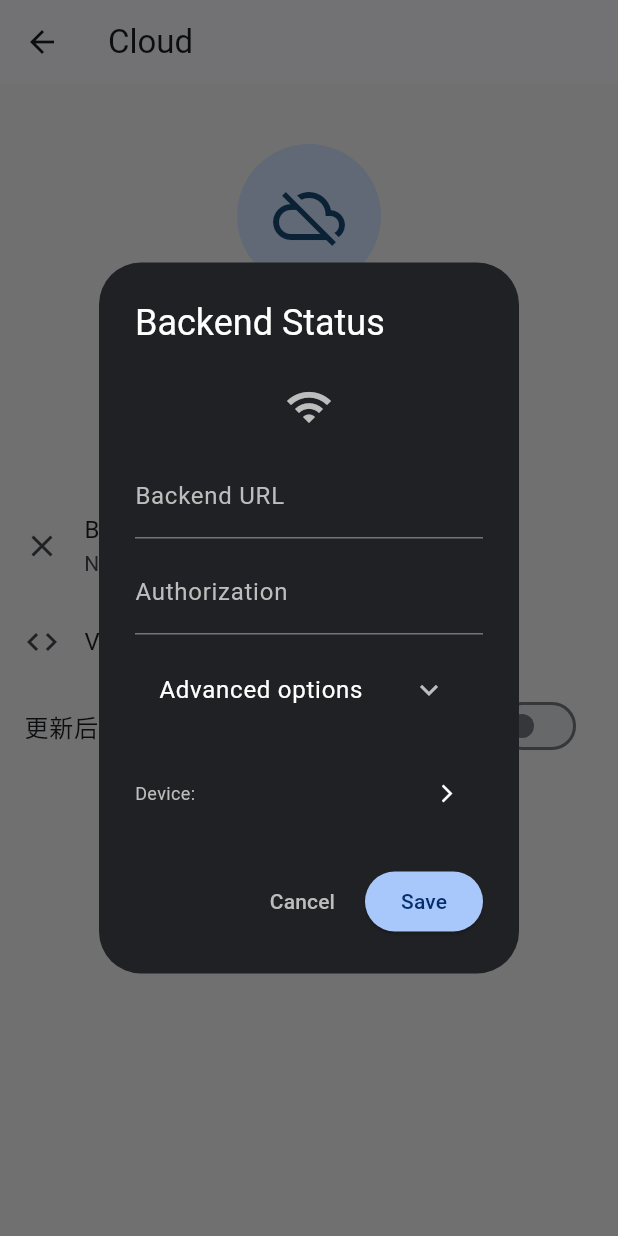
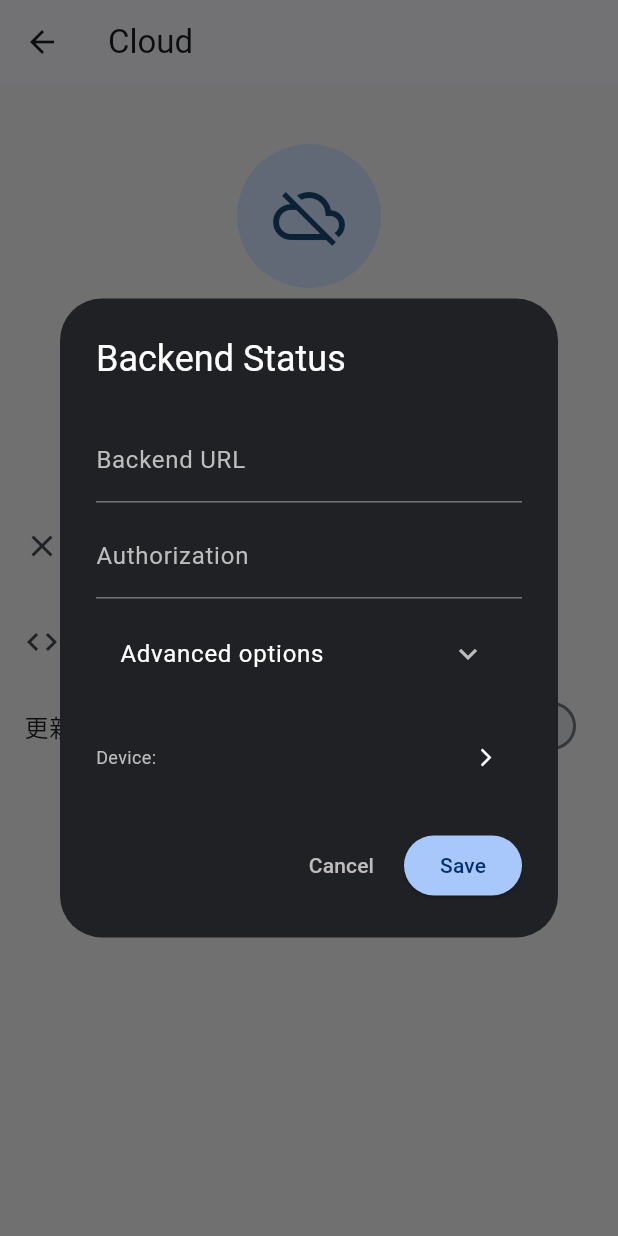
Before and after one commit to XXXppp233/FCMBox, a Flutter app: the CloudPage screen opened directly, after a tap on "Backend Status", on a phone screen of 412 x 824 dp. Run offline on Flutter 3.47's test engine with Material 3 defaults, Android fonts, the phone set to English and light mode, and no system bars; drawn by our look-alikes of dynamic_color; our stand-ins replace device_info_plus, firebase_core, firebase_messaging, flutter_local_notifications, package_info_plus, permission_handler and 1 more; missing offline and left inert: android_intent_plus; accounts and stored records are empty.

```diff
--- a/lib/pages/cloud_page.dart
+++ b/lib/pages/cloud_page.dart
@@ -97,16 +97,14 @@ class _CloudPageState extends State<CloudPage> {
               title: const Text('Backend Status', style: TextStyle(color: Colors.white)),
               contentPadding: const EdgeInsets.all(24),
               shape: RoundedRectangleBorder(borderRadius: BorderRadius.circular(28)),
-              content: SingleChildScrollView(
-                child: Column(
-                  mainAxisSize: MainAxisSize.min,
-                  crossAxisAlignment: CrossAxisAlignment.start,
-                  children: [
-                    Center(
-                      child: Icon(Icons.wifi, size: 32, color: Colors.grey[400]),
-                    ),
-                    const SizedBox(height: 16),
-                    TextField(
+              content: SizedBox(
+                width: double.maxFinite,
+                child: SingleChildScrollView(
+                  child: Column(
+                    mainAxisSize: MainAxisSize.min,
+                    crossAxisAlignment: CrossAxisAlignment.start,
+                    children: [
+                      TextField(
                       controller: urlController,
                       style: const TextStyle(color: Colors.white),
                       decoration: InputDecoration(
@@ -172,7 +170,7 @@ class _CloudPageState extends State<CloudPage> {
                     )
                   ],
                 ),
-              ),
+              )),
               actions: [
                 TextButton(
                   onPressed: () => Navigator.pop(context),
```
